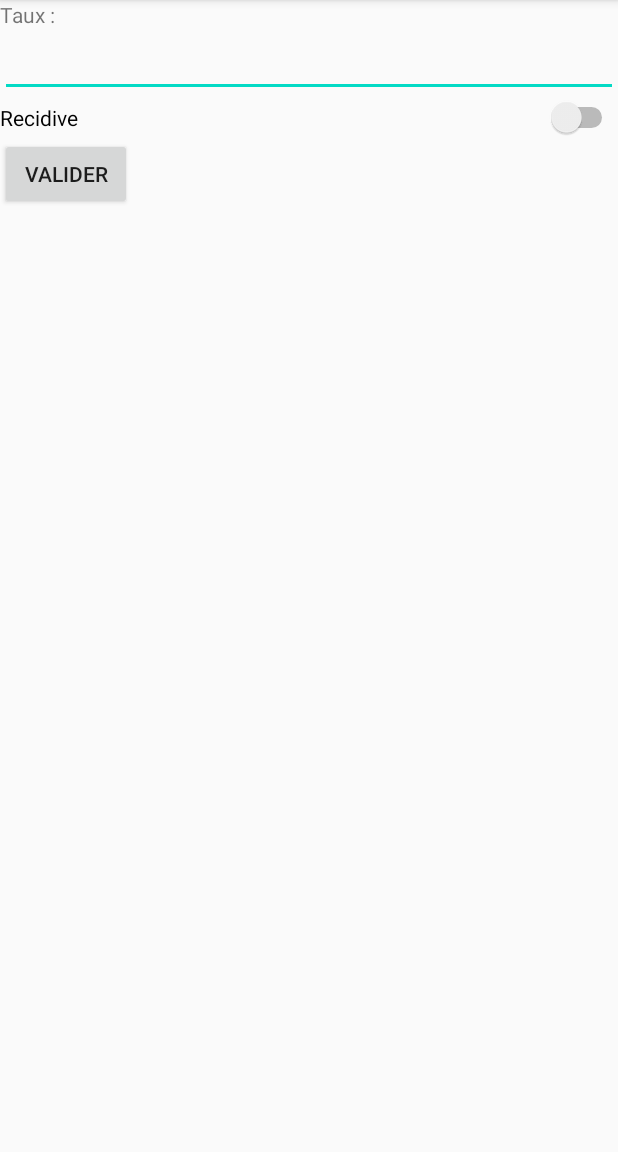
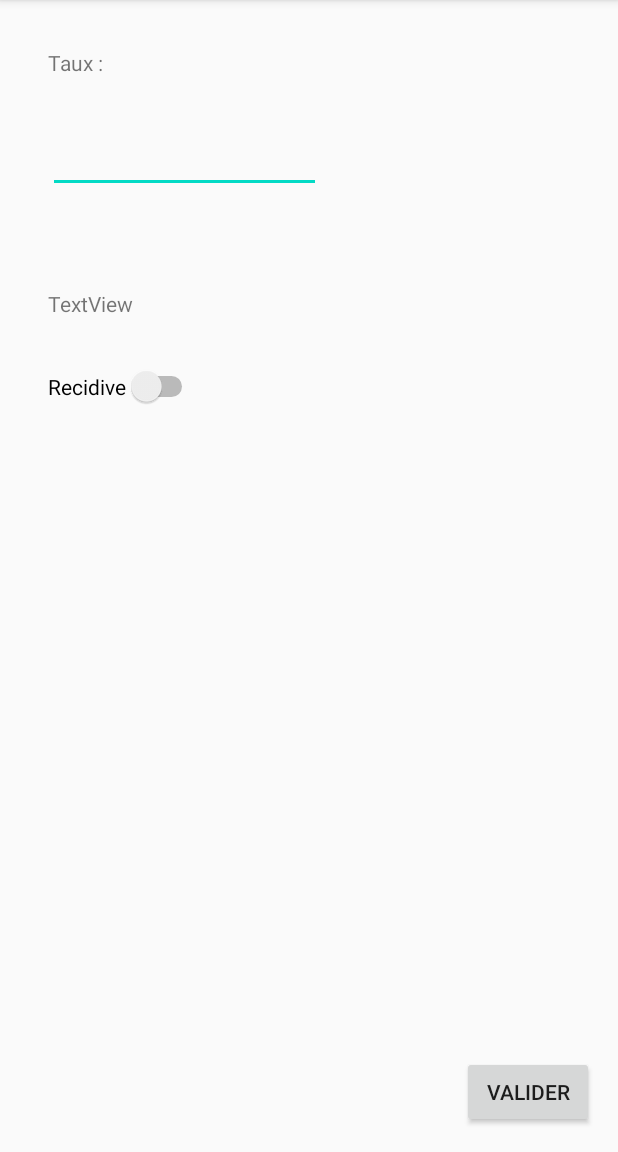
Before and after one commit to pierre61250/AppDEN, an Android app: the QuestionActivity screen opened directly, with no data from a screen before it, on a phone screen of 412 x 824 dp, the part 84-1236 px from its top. Run offline under Robolectric (Android 15) with nearby library versions, the phone set to English and light mode, and no system bars.

Commit message:
user commit

```diff
--- a/app/src/main/java/com/example/appden3/QuestionActivity.java
+++ b/app/src/main/java/com/example/appden3/QuestionActivity.java
@@ -4,14 +4,11 @@ import androidx.appcompat.app.AppCompatActivity;
 
 import android.content.Intent;
 import android.os.Bundle;
-import android.os.Parcelable;
 import android.util.Log;
 import android.view.View;
 import android.widget.Button;
 import android.widget.EditText;
 import android.widget.Switch;
-
-import com.google.android.material.textfield.TextInputEditText;
 
 public class QuestionActivity extends AppCompatActivity {
     private static ProfilUser user;
@@ -33,25 +30,35 @@ public class QuestionActivity extends AppCompatActivity {
         buttonValider.setOnClickListener(new View.OnClickListener() {
             @Override
             public void onClick(View v) {
-                recupDonnées();
+                recupDonnees();
             }
         });
     }
 
-    public void recupDonnées(){
+    public void recupDonnees(){
+        boolean argumentsValid = true;
         String recupTauxText = inputTaux.getText().toString().trim();
         if (!recupTauxText.trim().equals(""))
             tauxAlcool = Double.parseDouble(recupTauxText);
-        else
-            Log.e("Erreur", "Erreur taux alcool");
+        else {
+            argumentsValid = false;
+            inputTaux.setError(getResources().getString(R.string.error_input_null));
+        }
 
         recidive = recidiveUser.isChecked();
 
+        if (argumentsValid) {
+            changeActivity();
+        }
+    }
+
+    private void changeActivity() {
         Intent intent = new Intent(this, ReponsesActivity.class);
+        intent.getExtras().clear();
         intent.putExtra("tauxAlcool", tauxAlcool);
         intent.putExtra("recidive", recidive);
-        intent.putExtra("userProbatoire",  user.isProbatoire());
-        intent.putExtra("userPoints",  user.getNb_points());
+        intent.putExtra("userProbatoire", user.isProbatoire());
+        intent.putExtra("userPoints", user.getNb_points());
         this.startActivity(intent);
     }
 
--- a/app/src/main/res/layout/activity_question.xml
+++ b/app/src/main/res/layout/activity_question.xml
@@ -6,41 +6,60 @@
     android:layout_height="match_parent"
     tools:context=".QuestionActivity">
 
-    <ScrollView
-        android:layout_width="match_parent"
-        android:layout_height="match_parent"
-        tools:layout_editor_absoluteX="225dp"
-        tools:layout_editor_absoluteY="207dp">
-
-        <LinearLayout
-            android:layout_width="match_parent"
+    <androidx.constraintlayout.widget.ConstraintLayout
+        android:layout_width="wrap_content"
         android:layout_height="wrap_content"
-            android:orientation="vertical" >
+        android:layout_marginStart="32dp"
+        android:layout_marginTop="32dp"
+        app:layout_constraintStart_toStartOf="parent"
+        app:layout_constraintTop_toTopOf="parent">
 
         <TextView
             android:id="@+id/textView8"
-                android:layout_width="match_parent"
+            android:layout_width="wrap_content"
             android:layout_height="wrap_content"
-                android:text="Taux :" />
+            android:text="Taux :"
+            app:layout_constraintStart_toStartOf="parent"
+            app:layout_constraintTop_toTopOf="parent" />
+
+        <Switch
+            android:id="@+id/switch_recidive"
+            android:layout_width="wrap_content"
+            android:layout_height="wrap_content"
+            android:layout_marginTop="32dp"
+            android:text="Recidive"
+            app:layout_constraintBottom_toBottomOf="parent"
+            app:layout_constraintStart_toStartOf="parent"
+            app:layout_constraintTop_toBottomOf="@+id/textView9" />
 
         <EditText
             android:id="@+id/inputTaux"
-                android:layout_width="match_parent"
+            android:layout_width="182dp"
             android:layout_height="wrap_content"
+            android:layout_marginTop="32dp"
             android:ems="10"
-                android:inputType="numberDecimal" />
+            android:inputType="numberDecimal"
+            app:layout_constraintStart_toStartOf="parent"
+            app:layout_constraintTop_toBottomOf="@+id/textView8" />
 
-            <Switch
-                android:id="@+id/switch_recidive"
-                android:layout_width="match_parent"
+        <TextView
+            android:id="@+id/textView9"
+            android:layout_width="wrap_content"
             android:layout_height="wrap_content"
-                android:text="Recidive" />
+            android:layout_marginTop="64dp"
+            android:text="TextView"
+            app:layout_constraintStart_toStartOf="parent"
+            app:layout_constraintTop_toBottomOf="@+id/inputTaux" />
+    </androidx.constraintlayout.widget.ConstraintLayout>
 
     <Button
         android:id="@+id/button_valider"
         android:layout_width="wrap_content"
         android:layout_height="wrap_content"
-                android:text="VALIDER" />
-        </LinearLayout>
-    </ScrollView>
+        android:layout_marginEnd="16dp"
+        android:layout_marginBottom="16dp"
+        android:text="@string/button_validation"
+        app:layout_constraintBottom_toBottomOf="parent"
+        app:layout_constraintEnd_toEndOf="parent" />
+
 </androidx.constraintlayout.widget.ConstraintLayout>
--- a/app/src/main/res/layout/activity_reponses.xml
+++ b/app/src/main/res/layout/activity_reponses.xml
@@ -10,6 +10,8 @@
         android:id="@+id/text_resultat"
         android:layout_width="wrap_content"
         android:layout_height="wrap_content"
+        android:layout_marginStart="32dp"
+        android:layout_marginEnd="32dp"
         android:text="Résultat"
         app:layout_constraintBottom_toTopOf="@+id/button_recommencer"
         app:layout_constraintEnd_toEndOf="parent"
--- a/app/src/main/res/values/strings.xml
+++ b/app/src/main/res/values/strings.xml
@@ -4,6 +4,9 @@
     <string name="main_explication">Cette application simmule les sanctions encourue dans le cas d\'une conduite en état d\'ivresse</string>
     <string name="main_texte_droit">Cette application a été développée à des fins pédagogiques, dans le cadre de la collaboration entre élève d’informatique et élève de droit dans une option Droit Éthique et Numérique (DEN). Cette application est donc fictive et ne représente pas la réalité des choses, on ne peux pas s’y fier. Les éléments y figurant sont les sanctions promulguées par le code pénale, cependant il peut y avoir des erreurs et nous n’en sommes pas responsable. En effet, cette application est un projet fictif et nous ne voulons pas nous exposer à des sanctions juridiques dans le cas où certaines informations seraient fausses. Dans notre projet la forme prime le fond.</string>
 
+    <string name="button_validation">Valider</string>
+
+    <!-- Choice User -->
     <string name="choice_user">Veuillez sélectionner votre profil conducteur</string>
     <string name="new_usager">Nouveau conducteur</string>
 
@@ -24,8 +27,7 @@
 
     <string name="error_input_null">Information manquante</string>
 
-    <string name="button_validation">Valider</string>
-
+    <!-- Resultat -->
     <string name="sanction_niv1">Vous encourez :n- Un retrait de 6 points sur votre permis de conduire\n- Une suspension de permis de 3 ans maximum\n- Une immobilisation du véhicule\n- Jusqu\'à 750 euros d\'amende\</string>
     <string name="sanction_niv2">Vous encourez :\n- Un stage de sensibilisation\n- Un retrait de 6 points sur votre permis de conduire\n- Une suspension ou annulation de permis\- Une immobilisation du véhicule</string>
     <string name="sanction_niv2_non_recidiviste">\n- Jusqu\'à 4 500 euros d\'amende\n- Jusqu\'à 2 ans de prison</string>
```
Lines whose indentation alone changed are shown as unchanged.
